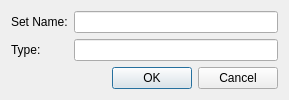
XinweiHsu/FastCAE_Ubuntu20, file Code/MainWidgets/DialogCreateGeoComponent.ui: the form before one commit.
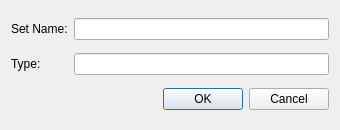
The form after the commit.

```diff
--- a/Code/MainWidgets/DialogCreateGeoComponent.ui
+++ b/Code/MainWidgets/DialogCreateGeoComponent.ui
@@ -6,10 +6,22 @@
    <rect>
     <x>0</x>
     <y>0</y>
-    <width>289</width>
-    <height>93</height>
+    <width>340</width>
+    <height>130</height>
    </rect>
   </property>
+  <property name="minimumSize">
+   <size>
+    <width>174</width>
+    <height>93</height>
+   </size>
+  </property>
+  <property name="maximumSize">
+   <size>
+    <width>340</width>
+    <height>130</height>
+   </size>
+  </property>
   <property name="windowTitle">
    <string>Dialog</string>
   </property>
```
